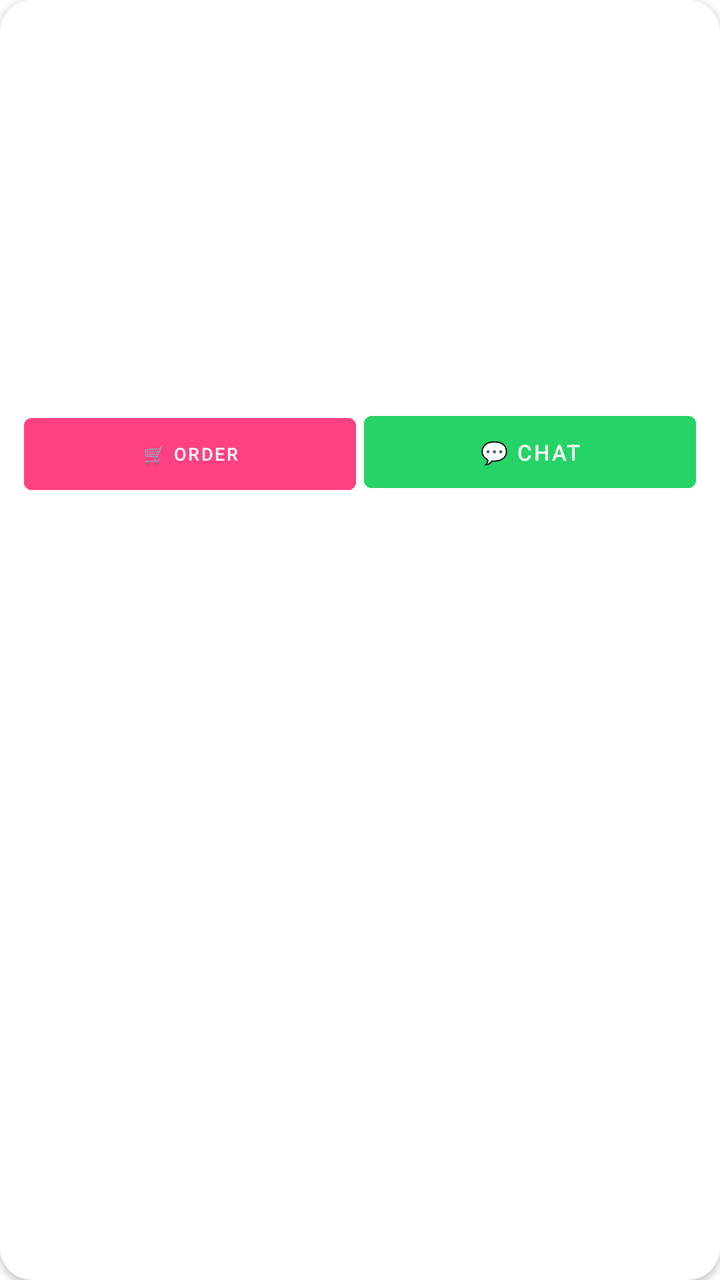
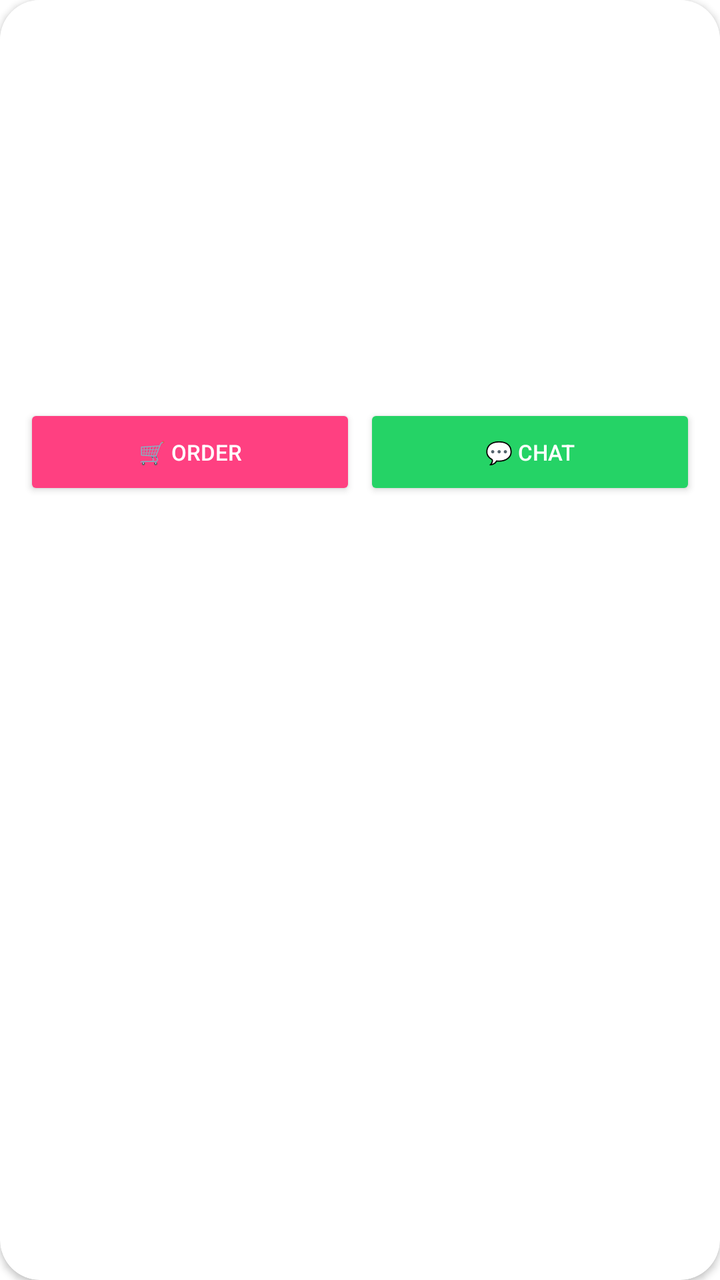

Before-and-after screenshots of an Android layout around one commit, followed by the original layout XML and the change that was made.
<!-- AndroidManifest.xml: application theme Theme.SheEmpower -->
<!-- res/layout/item_product.xml -->
<?xml version="1.0" encoding="utf-8"?>
<androidx.cardview.widget.CardView xmlns:android="http://schemas.android.com/apk/res/android"
    xmlns:app="http://schemas.android.com/apk/res-auto"
    android:layout_width="match_parent" android:layout_height="wrap_content"
    android:layout_margin="8dp" app:cardCornerRadius="16dp" app:cardElevation="2dp">
    <LinearLayout android:layout_width="match_parent" android:layout_height="wrap_content" android:orientation="vertical">
        <ImageView android:id="@+id/ivProductImage"
            android:layout_width="match_parent" android:layout_height="140dp" android:scaleType="centerCrop" />
        <LinearLayout android:layout_width="match_parent" android:layout_height="wrap_content" android:orientation="vertical" android:padding="12dp">
            <TextView android:id="@+id/tvProductName" android:layout_width="match_parent" android:layout_height="wrap_content" android:textStyle="bold" android:textSize="14sp" />
            <TextView android:id="@+id/tvProductPrice" android:layout_width="match_parent" android:layout_height="wrap_content" android:textColor="#FF4081" android:textStyle="bold" android:layout_marginTop="4dp" />
            <LinearLayout android:layout_width="match_parent" android:layout_height="wrap_content" android:orientation="horizontal" android:layout_marginTop="8dp">

                <Button
                    android:id="@+id/btnOrder"
                    android:layout_width="0dp"
                    android:layout_height="wrap_content"
                    android:layout_weight="1"
                    android:backgroundTint="#FF4081"
                    android:text="🛒 Order"
                    android:textColor="#FFFFFF"
                    android:textSize="9sp" />

                <Button android:id="@+id/btnChat" android:layout_width="0dp" android:layout_height="wrap_content" android:layout_weight="1"
                    android:layout_marginStart="4dp" android:text="💬 Chat" android:textSize="11sp" android:backgroundTint="#25D366" android:textColor="#FFFFFF" />
            </LinearLayout>
        </LinearLayout>
    </LinearLayout>
</androidx.cardview.widget.CardView>
<!-- resources referenced by this layout -->
<resources>
  <style name="Theme.SheEmpower" parent="Theme.MaterialComponents.DayNight.NoActionBar">
  
          <item name="colorPrimary">@color/primary_pink</item>
          <item name="colorPrimaryVariant">@color/primary_pink</item>
          <item name="colorOnPrimary">@android:color/white</item>
  
          <item name="android:statusBarColor">@color/primary_pink</item>
          <item name="android:windowBackground">@android:color/white</item>
  
          <item name="android:navigationBarColor">@android:color/white</item>
  
      </style>
  <color name="primary_pink">#FF4081</color>
</resources>

<!-- the commit's change to res/layout/item_product.xml (unified diff, before → after) -->
@@ -2,8 +2,10 @@
 <androidx.cardview.widget.CardView xmlns:android="http://schemas.android.com/apk/res/android"
     xmlns:app="http://schemas.android.com/apk/res-auto"
     android:layout_width="match_parent" android:layout_height="wrap_content"
-    android:layout_margin="8dp" app:cardCornerRadius="16dp" app:cardElevation="2dp">
-    <LinearLayout android:layout_width="match_parent" android:layout_height="wrap_content" android:orientation="vertical">
+    android:layout_margin="8dp" app:cardCornerRadius="20dp" app:cardElevation="2dp">
+    <LinearLayout android:layout_width="match_parent"
+        android:background="?android:attr/windowBackground"
+        android:layout_height="wrap_content" android:orientation="vertical">
         <ImageView android:id="@+id/ivProductImage"
             android:layout_width="match_parent" android:layout_height="140dp" android:scaleType="centerCrop" />
         <LinearLayout android:layout_width="match_parent" android:layout_height="wrap_content" android:orientation="vertical" android:padding="12dp">
@@ -19,10 +21,17 @@
                     android:backgroundTint="#FF4081"
                     android:text="🛒 Order"
                     android:textColor="#FFFFFF"
-                    android:textSize="9sp" />
+                    android:textSize="11sp" />
 
-                <Button android:id="@+id/btnChat" android:layout_width="0dp" android:layout_height="wrap_content" android:layout_weight="1"
-                    android:layout_marginStart="4dp" android:text="💬 Chat" android:textSize="11sp" android:backgroundTint="#25D366" android:textColor="#FFFFFF" />
+                <Button android:id="@+id/btnChat"
+                    android:layout_width="0dp"
+                    android:layout_height="wrap_content"
+                    android:layout_weight="1"
+                    android:layout_marginStart="4dp"
+                    android:text="💬 Chat"
+                    android:textSize="11sp"
+                    android:backgroundTint="#25D366"
+                    android:textColor="#FFFFFF" />
             </LinearLayout>
         </LinearLayout>
     </LinearLayout>
<!-- resource entries referenced after the edit -->
@@ -1,17 +1,32 @@
 <!-- resources referenced by this layout -->
 <resources>
-  <style name="Theme.SheEmpower" parent="Theme.MaterialComponents.DayNight.NoActionBar">
+  <style name="Theme.SheEmpower" parent="Theme.AppCompat.Light">
+      
+      <item name="colorPrimary">#FF4081</item>
+      <item name="colorPrimaryDark">#C2185B</item>
+      <item name="colorAccent">#FF4081</item>
+      <item name="android:windowBackground">@color/bg_light</item>
+      <item name="android:textColorPrimary">@color/text_light</item>
   
-          <item name="colorPrimary">@color/primary_pink</item>
-          <item name="colorPrimaryVariant">@color/primary_pink</item>
-          <item name="colorOnPrimary">@android:color/white</item>
+      
+      <item name="android:windowBackground">@color/white</item>
+      <item name="android:colorBackground">@color/white</item>
   
-          <item name="android:statusBarColor">@color/primary_pink</item>
-          <item name="android:windowBackground">@android:color/white</item>
+      
+      <item name="android:textColorPrimary">@color/text_dark</item>
+      <item name="android:textColorSecondary">@color/text_gray</item>
   
-          <item name="android:navigationBarColor">@android:color/white</item>
-  
-      </style>
-  <color name="primary_pink">#FF4081</color>
+      
+      <item name="android:actionBarStyle">@style/ActionBar.Styled</item>
+  </style>
+  <color name="bg_light">#FFFFFF</color>
+  <color name="text_light">#333333</color>
+  <color name="white">#FFFFFF</color>
+  <color name="text_dark">#333333</color>
+  <color name="text_gray">#888888</color>
+  <style name="ActionBar.Styled" parent="Widget.AppCompat.ActionBar">
+  <item name="android:background">@color/white</item>
+  <item name="android:textColorPrimary">@color/text_dark</item>
+  </style>
 </resources>
 
